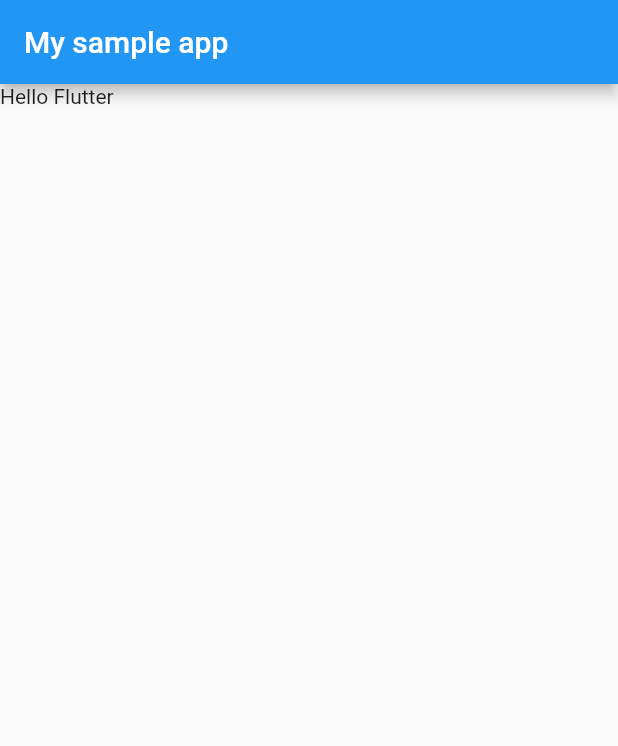
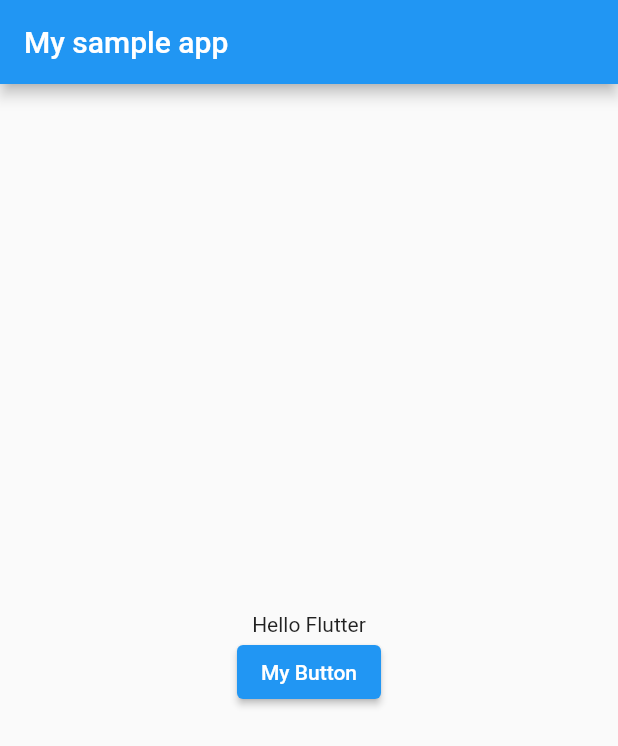
Before and after one commit to ofek-bs/cs_hackathon_flutter, a Flutter app: the screen it shows after launch, on a phone screen of 412 x 824 dp. Shown: the top 746 px of the screen. Run offline on Flutter 3.47's test engine with Material 2 defaults, Android fonts, the phone set to English and light mode, and no system bars.

Commit message:
Example 1 solved

```diff
--- a/lib/main_screen.dart
+++ b/lib/main_screen.dart
@@ -9,7 +9,18 @@ class MainScreen extends StatelessWidget {
       appBar: AppBar(
         title: const Text("My sample app"),
       ),
-      body: Text("Hello Flutter"),
+      body: Center(
+        child: Column(
+          mainAxisAlignment: MainAxisAlignment.center,
+          children: [
+            const Text("Hello Flutter"),
+            ElevatedButton(
+              onPressed: () {},
+              child: const Text("My Button"),
+            )
+          ],
+        ),
+      ),
     );
   }
 }
```
